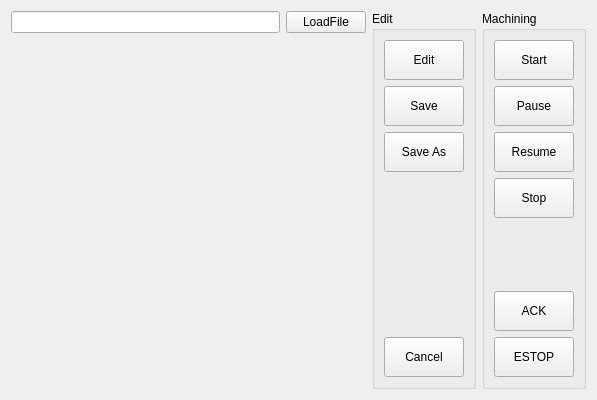
The window that App/GCodePanel/GCodePanel.ui (windsgo/edm_project) describes before a commit, drawn with Qt 5.
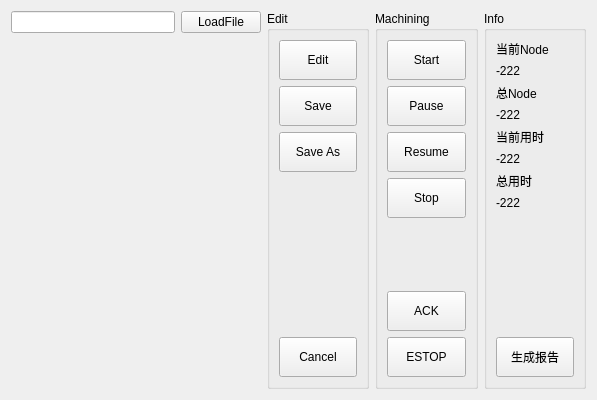
The same window after the commit.

Diff of the .ui file:
```diff
--- a/App/GCodePanel/GCodePanel.ui
+++ b/App/GCodePanel/GCodePanel.ui
@@ -337,6 +337,119 @@
    <item row="0" column="0">
     <widget class="QLineEdit" name="le_current_file"/>
    </item>
+   <item row="1" column="0" colspan="2">
+    <widget class="QWidget" name="widget_editor" native="true">
+     <property name="minimumSize">
+      <size>
+       <width>250</width>
+       <height>350</height>
+      </size>
+     </property>
+    </widget>
+   </item>
+   <item row="0" column="4" rowspan="2">
+    <widget class="QGroupBox" name="groupBox_machining_2">
+     <property name="title">
+      <string>Info</string>
+     </property>
+     <layout class="QVBoxLayout" name="verticalLayout_4">
+      <item>
+       <widget class="QLabel" name="label">
+        <property name="text">
+         <string>当前Node</string>
+        </property>
+       </widget>
+      </item>
+      <item>
+       <widget class="QLabel" name="lb_curr_node">
+        <property name="text">
+         <string>-222</string>
+        </property>
+       </widget>
+      </item>
+      <item>
+       <widget class="QLabel" name="label_2">
+        <property name="text">
+         <string>总Node</string>
+        </property>
+       </widget>
+      </item>
+      <item>
+       <widget class="QLabel" name="lb_total_node">
+        <property name="text">
+         <string>-222</string>
+        </property>
+       </widget>
+      </item>
+      <item>
+       <widget class="QLabel" name="label_3">
+        <property name="text">
+         <string>当前用时</string>
+        </property>
+       </widget>
+      </item>
+      <item>
+       <widget class="QLabel" name="lb_curr_elapsed">
+        <property name="text">
+         <string>-222</string>
+        </property>
+       </widget>
+      </item>
+      <item>
+       <widget class="QLabel" name="label_4">
+        <property name="text">
+         <string>总用时</string>
+        </property>
+       </widget>
+      </item>
+      <item>
+       <widget class="QLabel" name="lb_total_elapsed">
+        <property name="text">
+         <string>-222</string>
+        </property>
+       </widget>
+      </item>
+      <item>
+       <spacer name="verticalSpacer_4">
+        <property name="orientation">
+         <enum>Qt::Vertical</enum>
+        </property>
+        <property name="sizeHint" stdset="0">
+         <size>
+          <width>20</width>
+          <height>134</height>
+         </size>
+        </property>
+       </spacer>
+      </item>
+      <item>
+       <widget class="QPushButton" name="pb_generate_time_report">
+        <property name="sizePolicy">
+         <sizepolicy hsizetype="Minimum" vsizetype="Preferred">
+          <horstretch>0</horstretch>
+          <verstretch>0</verstretch>
+         </sizepolicy>
+        </property>
+        <property name="minimumSize">
+         <size>
+          <width>50</width>
+          <height>40</height>
+         </size>
+        </property>
+        <property name="maximumSize">
+         <size>
+          <width>100</width>
+          <height>16777215</height>
+         </size>
+        </property>
+        <property name="text">
+         <string>生成报告</string>
+        </property>
+       </widget>
+      </item>
+     </layout>
+    </widget>
+   </item>
   </layout>
  </widget>
  <resources/>
```
Left out of the diff: 10 changed lines with no effect on the pictures.
